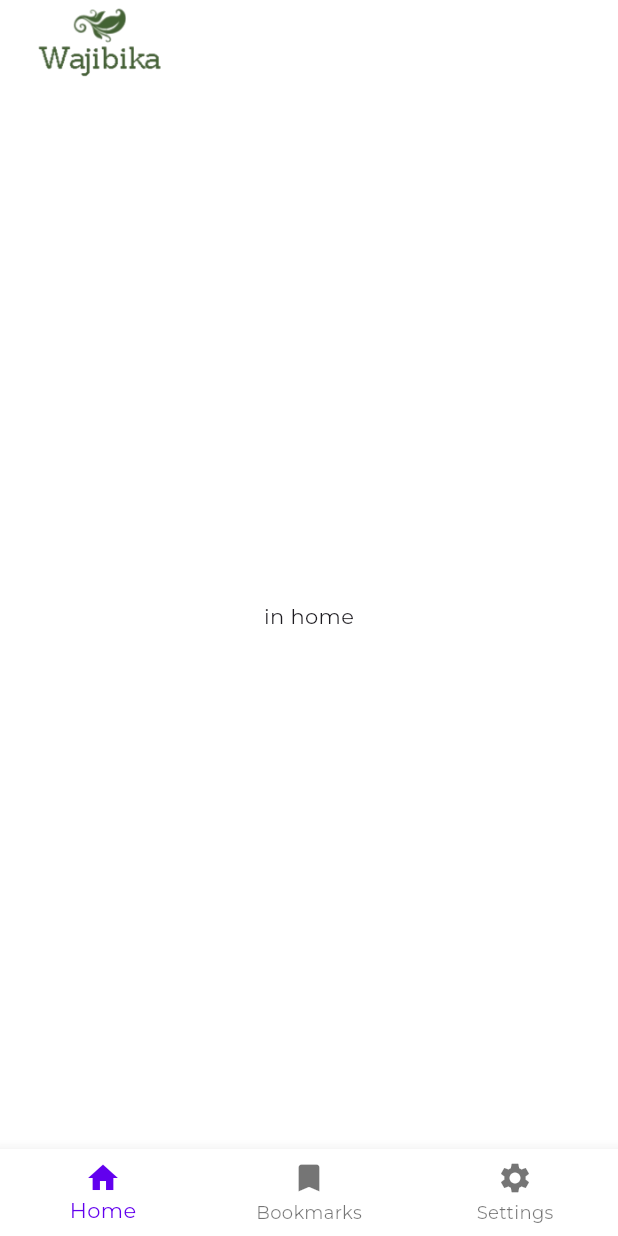
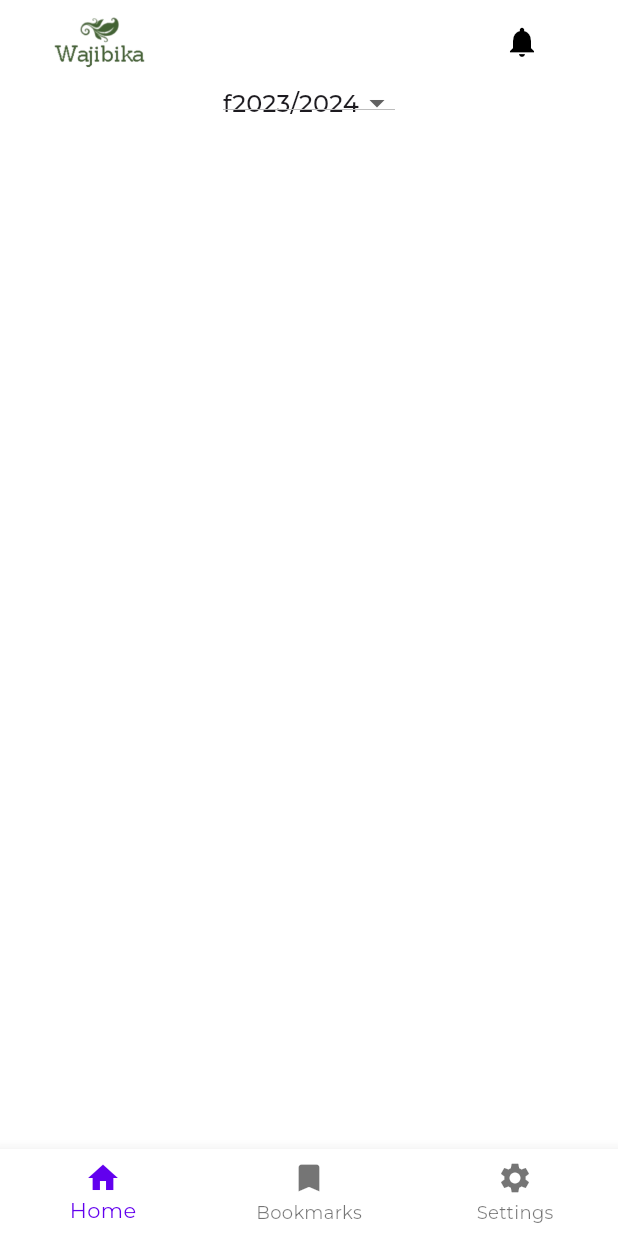
Before and after one commit to H-Munene/wajibika_app, a Flutter app: the BasePage screen opened directly, on a phone screen of 412 x 824 dp. Run offline on Flutter 3.47's test engine with Material 3 defaults, Android fonts, the phone set to English and light mode, and no system bars; our stand-ins replace google_fonts.

Commit message:
Created dropdownmenu, dropdownbtn widgets. Refactored appbar

```diff
--- a/lib/pages/home.dart
+++ b/lib/pages/home.dart
@@ -1,3 +1,5 @@
+import 'package:Wajibika/utils/data.dart';
+import 'package:Wajibika/widgets/dropdownbtn.dart';
 import 'package:flutter/material.dart';
 import 'package:Wajibika/utils/globals.dart' as globals;
 
@@ -9,8 +11,33 @@ class HomePage extends StatefulWidget {
 }
 
 class _HomePageState extends State<HomePage> {
+  String _financialYear = financialYears[0];
+
+  void _setContentFinacialYear(year) {
+    setState(() {
+      _financialYear = year;
+    });
+  }
+
   @override
   Widget build(BuildContext context) {
-    return Center(child: Text('in home'));
+    return Padding(
+      padding: const EdgeInsets.only(left: 20, right: 20),
+      child: Center(
+        child: Column(
+          children: [
+            DropDownButtonWidget(
+                items: financialYears,
+                display: _financialYear,
+                onChanged: _setContentFinacialYear)
+            //Category bar : row -> (Category title, category item) -> filter icon
+
+            //chart
+
+            //list of categories
+          ],
+        ),
+      ),
+    );
   }
 }
--- a/lib/pages/navigation.dart
+++ b/lib/pages/navigation.dart
@@ -36,9 +36,16 @@ class _BasePageState extends State<BasePage> {
         title: const Image(
           image: AssetImage(globals.logo),
           width: globals.appBarLogoWidth,
+          height: globals.logoheight,
         ),
         backgroundColor: globals.primaryColor,
         automaticallyImplyLeading: false,
+        actions: [
+          IconButton(onPressed: () {}, icon: const Icon(Icons.notifications)),
+          const SizedBox(
+            width: 40,
+          )
+        ],
       ),
       body: Scaffold(body: _pages[bottomNavBarItemIndex]),
       bottomNavigationBar: BottomNavigationBar(
--- /dev/null
+++ b/lib/utils/data.dart
@@ -0,0 +1 @@
+const List<String> financialYears = ['f2023/2024', 'f2022/2023', 'f2021/2022'];
--- a/lib/utils/globals.dart
+++ b/lib/utils/globals.dart
@@ -55,8 +55,8 @@ const Icon usernamePrependIcon = Icon(Icons.person);
 const String logo = 'assets/images/logo.png';
 
 //image dimensions
-const double logoheight = 115;
-const double logowidth = 115;
+const double logoheight = 40;
+const double logowidth = 100;
 const double appBarLogoWidth = 100;
 
 //REGEX form validation
--- /dev/null
+++ b/lib/widgets/dropdownbtn.dart
@@ -0,0 +1,36 @@
+import 'package:flutter/material.dart';
+
+class DropDownButtonWidget extends StatefulWidget {
+  final List items;
+  final void Function(dynamic)? onChanged;
+  final dynamic display;
+
+  const DropDownButtonWidget(
+      {super.key,
+      required this.items,
+      required this.display,
+      required this.onChanged});
+
+  @override
+  State<DropDownButtonWidget> createState() => _DropDownButtonWidgetState();
+}
+
+class _DropDownButtonWidgetState extends State<DropDownButtonWidget> {
+
+  @override
+  Widget build(BuildContext context) {
+    return SizedBox(
+      height: 25,
+      child: DropdownButton(
+
+          value: widget.display,
+          items: widget.items
+              .map((menuitem) => DropdownMenuItem(
+                    value: menuitem,
+                    child: Text(menuitem),
+                  ))
+              .toList(),
+          onChanged: widget.onChanged),
+    );
+  }
+}
```
Also changed, not shown: lib/widgets/dropdmenu.dart (added, +45 -0 lines).
